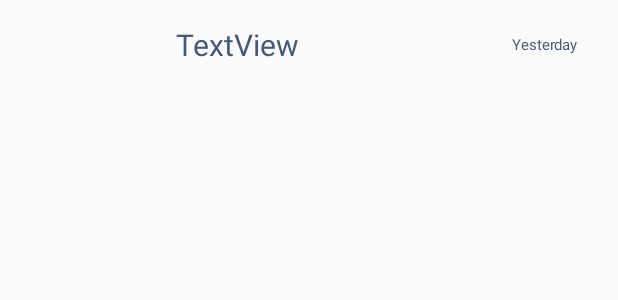
After one commit to hube24/Organiser, an Android app: the layout history_task_list_element.xml on its own in the app's theme, with its tools: preview values and no code run, on a phone screen of 412 x 824 dp. The commit adds this screen. Shown: the top 300 px of the screen. Run offline under Robolectric (Android 15) with nearby library versions, the phone set to English and light mode, and no system bars.

Commit message:
dodany ekran historii zadan (v 1)

```diff
--- a/app/src/main/java/com/example/hubert/organiser/DataBase.java
+++ b/app/src/main/java/com/example/hubert/organiser/DataBase.java
@@ -64,6 +64,8 @@ public class DataBase extends SQLiteOpenHelper{
         db.delete("tasks","id=?",args);
         Log.d("DataBase","Deleted id="+id);
     }
+
+
     public void changeTask(Task task){
         SQLiteDatabase db = getWritableDatabase();
         ContentValues values = new ContentValues();
@@ -77,7 +79,7 @@ public class DataBase extends SQLiteOpenHelper{
         String[] args = {""+task.getId()};
         db.update("tasks",values,"id=?",args);
     }
-    public void checkingTask(int id){
+    public void setCheckedTask(int id){
         Task task=getTask(id);
         if(task.getChecked()==true) {
             task.setChecked(false);
--- a/app/src/main/java/com/example/hubert/organiser/PagerAdapter.java
+++ b/app/src/main/java/com/example/hubert/organiser/PagerAdapter.java
@@ -22,6 +22,8 @@ public class PagerAdapter extends FragmentPagerAdapter {
                 return new StartScreen();
             case 1:
                 return new CreateTaskScreen();
+            case 2:
+                return new TaskHistory();
             default: break;
         }
         return null;
@@ -29,6 +31,6 @@ public class PagerAdapter extends FragmentPagerAdapter {
 
     @Override
     public int getCount() {
-        return 2;
+        return 3;
     }
 }
--- a/app/src/main/java/com/example/hubert/organiser/taskListViewAdapter.java
+++ b/app/src/main/java/com/example/hubert/organiser/taskListViewAdapter.java
@@ -77,7 +77,8 @@ public class taskListViewAdapter extends ArrayAdapter<Task>{
                 public void onCheckedChanged(CompoundButton buttonView, boolean isChecked) {
                     //usuwanie zadania
                     if(isChecked) {
-                        db.deleteTask(tsk.getId());
+                        //db.deleteTask(tsk.getId());
+                        db.setCheckedTask(tsk.getId());
                         ((Tasks) tasksContext.getApplicationContext()).clearList();
                         ((Tasks) tasksContext.getApplicationContext()).loadTasks();
                         Log.d("task checked", "checked pos" + Integer.toString(position));
--- /dev/null
+++ b/app/src/main/res/layout/history_task_list_element.xml
@@ -0,0 +1,58 @@
+<?xml version="1.0" encoding="utf-8"?>
+<LinearLayout xmlns:android="http://schemas.android.com/apk/res/android"
+    android:layout_width="match_parent"
+    android:weightSum="1"
+    android:layout_height="60dp"
+    android:orientation="horizontal"
+    android:clickable="false">
+
+    <RelativeLayout
+        android:layout_width="match_parent"
+        android:layout_height="match_parent">
+
+        <LinearLayout
+            android:orientation="horizontal"
+            android:layout_height="match_parent"
+            android:id="@+id/toTaskInfoButton"
+            android:clickable="true"
+            android:focusable="true"
+            android:layout_alignParentTop="true"
+            android:layout_alignParentLeft="true"
+            android:layout_alignParentStart="true"
+            android:layout_toStartOf="@+id/lvCheckBox"
+            android:layout_width="match_parent"
+            android:layout_toLeftOf="@+id/lvCheckBox"
+            android:gravity="left"
+            android:weightSum="1">
+
+            <TextView
+                android:text="TextView"
+                android:layout_height="match_parent"
+                android:id="@+id/textViewHistoryElement"
+                android:textAlignment="center"
+                android:textSize="20sp"
+                android:gravity="center"
+                android:duplicateParentState="true"
+                android:layout_width="250dp"
+                android:textColor="#445878"
+                android:layout_weight="0.66" />
+
+            <TextView
+                android:text="Yesterday"
+                android:layout_height="match_parent"
+                android:id="@+id/textViewDateOfGetDone"
+                android:textSize="10sp"
+                android:layout_alignBaseline="@+id/lvCheckBox"
+                android:layout_alignBottom="@+id/lvCheckBox"
+                android:layout_alignParentLeft="true"
+                android:layout_alignParentStart="true"
+                android:gravity="center"
+                android:layout_weight="0.32"
+                android:layout_width="60dp"
+                android:textColor="#445878" />
+
+        </LinearLayout>
+
+    </RelativeLayout>
+
+</LinearLayout>
```
Also changed, not shown: app/src/main/java/com/example/hubert/organiser/StartScreen.java (+4 -3 lines), app/src/main/java/com/example/hubert/organiser/TaskHistory.java (added, +29 -0 lines), app/src/main/java/com/example/hubert/organiser/Tasks.java (+17 -4 lines), app/src/main/java/com/example/hubert/organiser/historyTaskListViewAdapter.java (added, +149 -0 lines), app/src/main/res/layout/task_history_screen.xml (added, +39 -0 lines), 1 other file.
